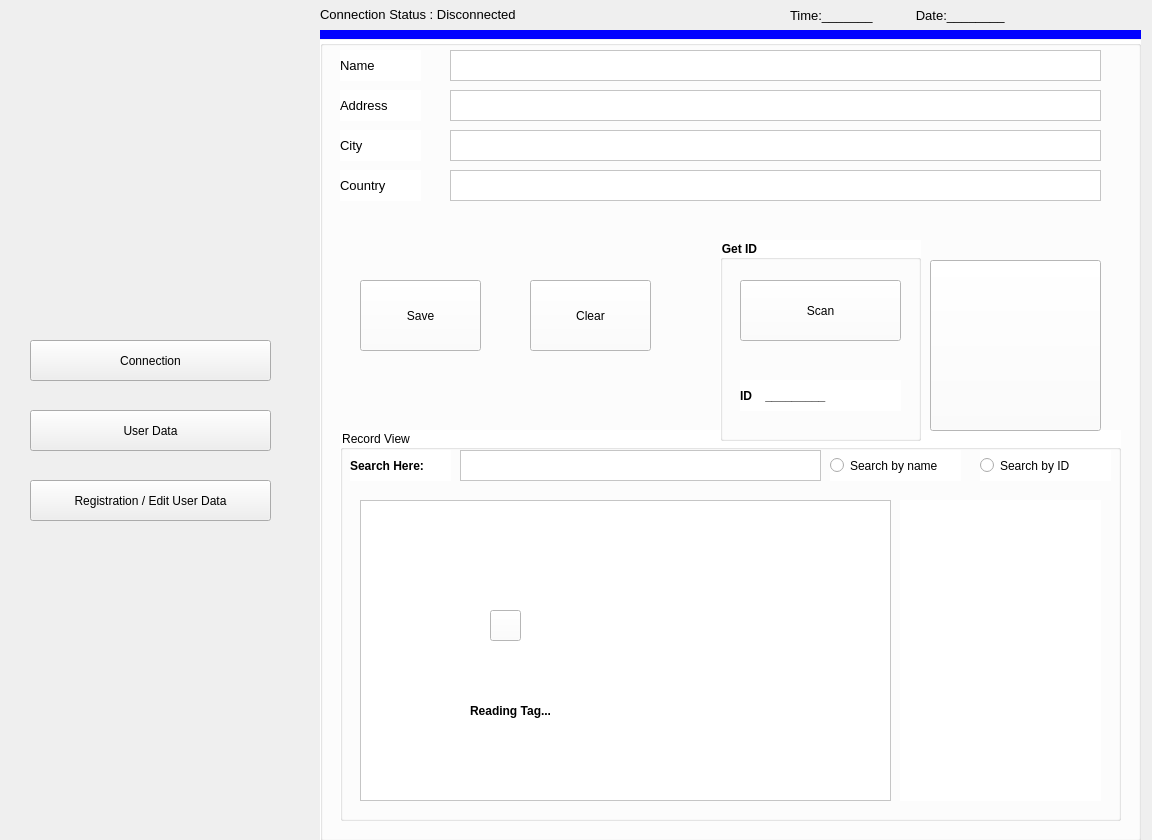
Quoc123123/LVTN, file design_ui/Ui.ui: the form before one commit.
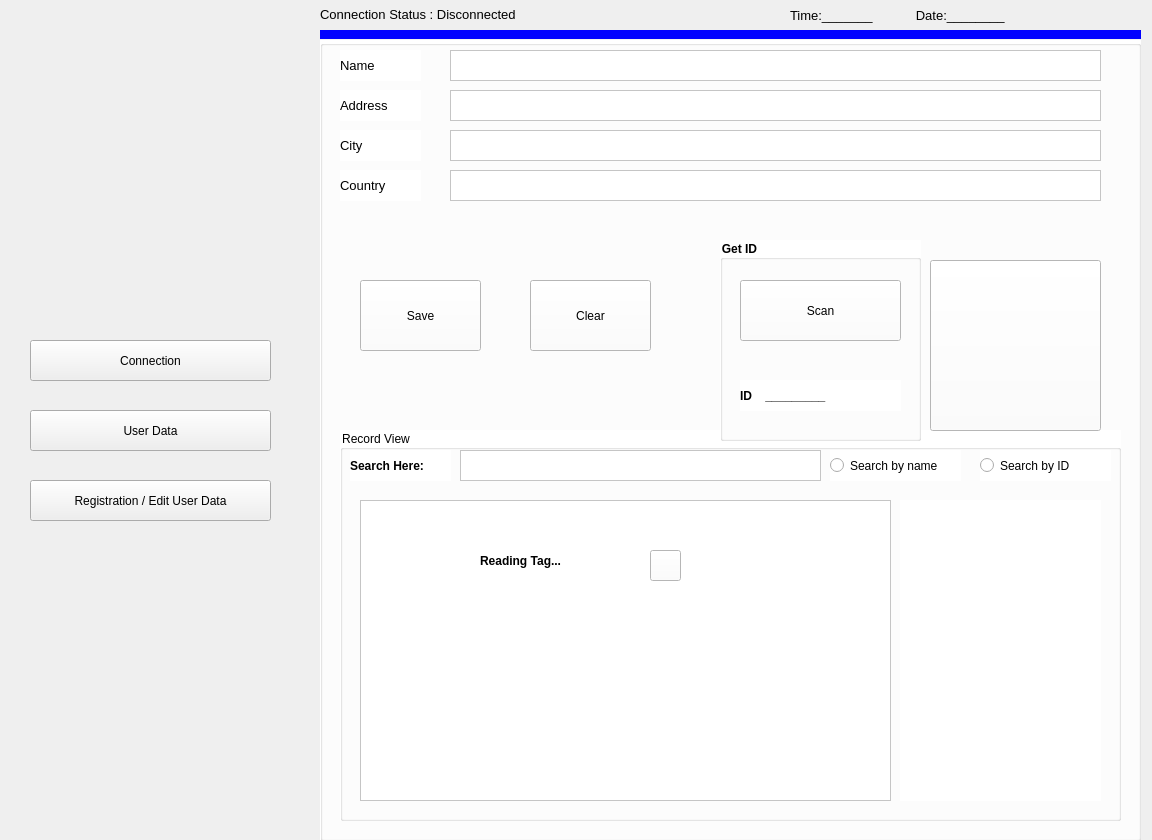
The form after the commit. Icons and pictures are not drawn.

The edit to the form file:
```diff
--- a/design_ui/Ui.ui
+++ b/design_ui/Ui.ui
@@ -70,10 +70,10 @@
   <widget class="QLabel" name="labelPeople">
    <property name="geometry">
     <rect>
-     <x>30</x>
+     <x>20</x>
      <y>20</y>
-     <width>251</width>
-     <height>251</height>
+     <width>281</width>
+     <height>281</height>
     </rect>
    </property>
    <property name="text">
@@ -204,7 +204,7 @@
      <rect>
       <x>560</x>
       <y>20</y>
-      <width>81</width>
+      <width>91</width>
       <height>31</height>
      </rect>
     </property>
@@ -836,8 +836,8 @@
       <widget class="QLabel" name="lbReadingTag">
        <property name="geometry">
         <rect>
-         <x>130</x>
-         <y>270</y>
+         <x>140</x>
+         <y>120</y>
          <width>111</width>
          <height>21</height>
         </rect>
@@ -882,8 +882,8 @@
       <widget class="QPushButton" name="btnCloseTag">
        <property name="geometry">
         <rect>
-         <x>150</x>
-         <y>180</y>
+         <x>310</x>
+         <y>120</y>
          <width>31</width>
          <height>31</height>
         </rect>
@@ -910,6 +910,26 @@
         </size>
        </property>
       </widget>
+      <widget class="QLabel" name="lbMovie">
+       <property name="geometry">
+        <rect>
+         <x>150</x>
+         <y>170</y>
+         <width>221</width>
+         <height>131</height>
+        </rect>
+       </property>
+       <property name="font">
+        <font>
+         <pointsize>9</pointsize>
+         <weight>75</weight>
+         <bold>true</bold>
+        </font>
+       </property>
+       <property name="text">
+        <string/>
+       </property>
+      </widget>
      </widget>
      <widget class="QPushButton" name="btnClearDataInput">
       <property name="geometry">
```
Left out of the diff: 28 changed lines with no effect on the pictures.
